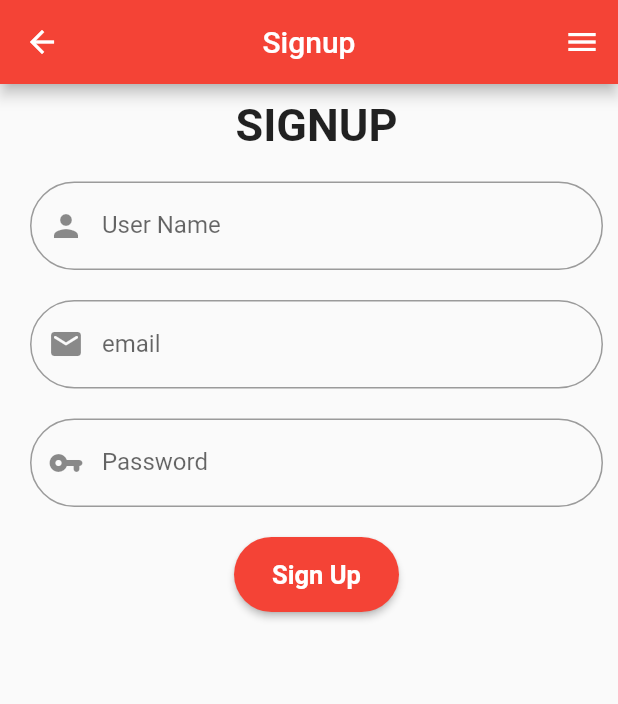
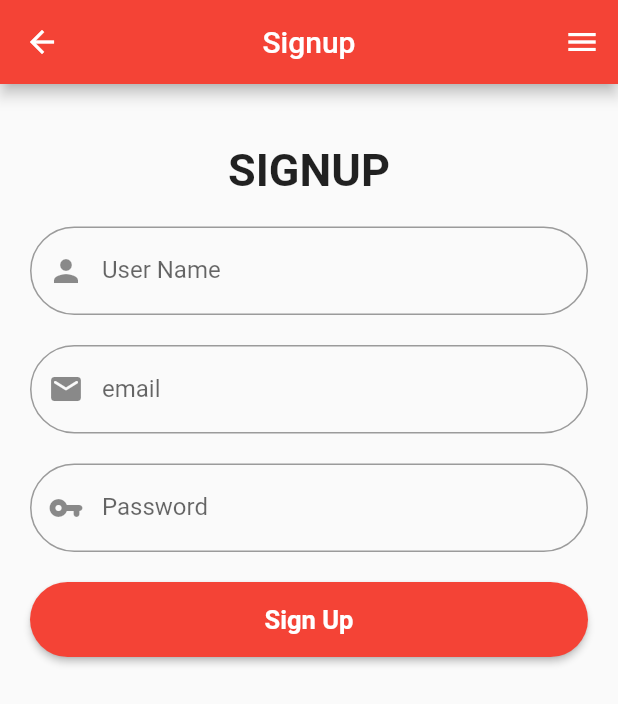
Before and after one commit to GeekMind00/Randomly, a Flutter app: the Login screen opened by its route, after a tap on "Sign Up", on a phone screen of 412 x 824 dp. Shown: the top 704 px of the screen. Run offline on Flutter 3.47's test engine with Material 2 defaults, Android fonts, the phone set to English and light mode, and no system bars.

Commit message:
solve overflow error

```diff
--- a/razan/lib/components/button.dart
+++ b/razan/lib/components/button.dart
@@ -13,12 +13,12 @@ class Button extends StatelessWidget {
 
     return ElevatedButton(
 
-      onPressed: (){},
+      onPressed: (){press();},
       child: Text(text),
       style: ElevatedButton.styleFrom(
 
         primary: Colors.red,
-        fixedSize: Size(110, 50),
+        fixedSize: Size(10, 50),
         //padding: EdgeInsetsDirectional.all(25),
         shape: RoundedRectangleBorder(
           borderRadius: BorderRadius.circular(50)
--- a/razan/lib/components/inputtext.dart
+++ b/razan/lib/components/inputtext.dart
@@ -1,8 +1,8 @@
 import 'package:flutter/material.dart';
 
-TextFormField buildEmailField(TextEditingController myController) {
+TextFormField buildEmailField(TextEditingController email) {
   return TextFormField(
-    controller: myController,
+    controller: email,
     keyboardType: TextInputType.emailAddress,
     decoration: InputDecoration(
         labelText: "email",
--- a/razan/lib/screens/login.dart
+++ b/razan/lib/screens/login.dart
@@ -11,8 +11,12 @@ class Login extends StatefulWidget {
 }
 
 class _LoginState extends State<Login> {
-  TextEditingController email = new TextEditingController();
-  TextEditingController password = new TextEditingController();
+  //Controller
+  TextEditingController loginEmail = new TextEditingController();
+    TextEditingController loginPassword = new TextEditingController();
+
+  GlobalKey<FormState> loginFormstate = new GlobalKey<FormState>();
+
 
   @override
   Widget build(BuildContext context) {
@@ -24,30 +28,32 @@ class _LoginState extends State<Login> {
       ),
       endDrawer: MyDrawer(),
       body: Padding(
-        padding: EdgeInsets.fromLTRB(20, 10, 20, 10),
+        padding: EdgeInsets.fromLTRB(20, 40, 20, 40),
         child: Form(
-          child: Column(
-            children: [
+          key: loginFormstate,
+          child: ListView(
+            children: <Widget>[
               SizedBox(
                 height: 20,
               ),
               Text(
                 'LOGIN',
+                textAlign: TextAlign.center,
                 style: TextStyle(fontSize: 30, fontWeight: FontWeight.bold),
               ),
               SizedBox(
                 height: 40,
               ),
-              buildEmailField(email), //function to create EmailField
+              buildEmailField(loginEmail), //function to create EmailField
               SizedBox(
                 height: 20,
               ),
-              buildPasswordField(password), // function to create Password Field
+              buildPasswordField(loginPassword), // function to create Password Field
               SizedBox(
                 height: 20,
               ),
               //Padding(padding: EdgeInsets.only(top: 100)),
-              Button('Log In', () {}),
+              Button('Log In', () {print(loginPassword.text);}),
               Row(
                 mainAxisAlignment: MainAxisAlignment.center,
                 children: [
--- a/razan/lib/screens/sign_up.dart
+++ b/razan/lib/screens/sign_up.dart
@@ -5,9 +5,11 @@ import '../components/inputtext.dart';
 import '../components/mydrawer.dart';
 
 class Signup extends StatelessWidget {
-  final TextEditingController email = new TextEditingController();
-  final TextEditingController password = new TextEditingController();
-  final TextEditingController username = new TextEditingController();
+  final TextEditingController signupEmail = new TextEditingController();
+  final TextEditingController signupPassword = new TextEditingController();
+  final TextEditingController signupUsername = new TextEditingController();
+
+  GlobalKey<FormState> signupFormstate = new GlobalKey<FormState>();
 
   static String id = 'signupScreen';
   @override
@@ -20,30 +22,34 @@ class Signup extends StatelessWidget {
       ),
       endDrawer: MyDrawer(),
       body: Padding(
-        padding: EdgeInsets.fromLTRB(20, 10, 10, 20),
+        padding: EdgeInsets.fromLTRB(20, 40, 20, 40),
         child: Form(
-          child: Column(
-            children: [
+          key: signupFormstate,
+          child: ListView(
+            children: <Widget>[
               Text(
                 'SIGNUP',
+                textAlign: TextAlign.center,
                 style: TextStyle(fontSize: 30, fontWeight: FontWeight.bold),
               ),
               SizedBox(
                 height: 20,
               ),
-              buildUserNameField(username), // function to creste username Field
+              buildUserNameField(signupUsername), // function to creste username Field
               SizedBox(
                 height: 20,
               ),
-              buildEmailField(email), //function to create EmailField
+              buildEmailField(signupEmail), //function to create EmailField
               SizedBox(
                 height: 20,
               ),
-              buildPasswordField(password), // function to create Password Field
+              buildPasswordField(signupPassword), // function to create Password Field
               SizedBox(
                 height: 20,
               ),
-              Button('Sign Up', () {}), // class of buttons
+              Button('Sign Up', () {
+                print('hi');
+              }), // class of buttons
             ],
           ),
         ),
```
Also changed, not shown: razan/lib/screens/home.dart (+16 -5 lines), 9 other files.
